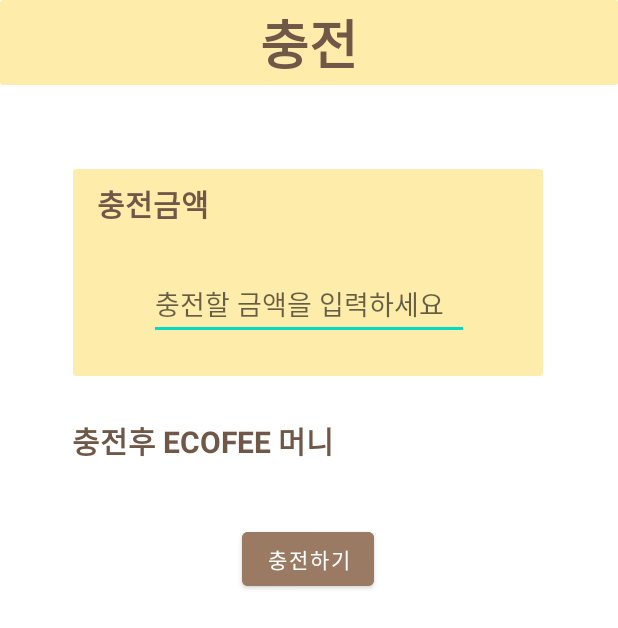
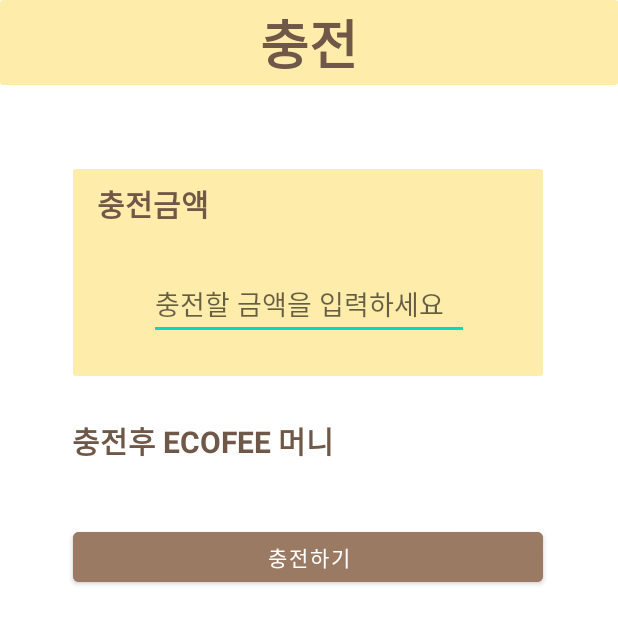
Before and after one commit to EcoffeeProject/EcoffeeApp, an Android app: the DepositActivity screen opened directly, with no data from a screen before it, on a phone screen of 412 x 824 dp. Shown: the top 628 px of the screen. Run offline under Robolectric (Android 15) with nearby library versions, the phone set to English and light mode, and no system bars; our stand-ins replace Volley; network calls fail; 1 statement that could not run was skipped.

Commit message:
deposit screen little change

```diff
--- a/app/src/main/res/layout/activity_deposit.xml
+++ b/app/src/main/res/layout/activity_deposit.xml
@@ -87,14 +87,13 @@
 
     <Button
         android:id="@+id/btn_deposit"
-        android:layout_width="wrap_content"
-        android:layout_height="wrap_content"
+        android:layout_width="313dp"
+        android:layout_height="45dp"
         android:layout_marginTop="40dp"
+        android:backgroundTint="@color/brown"
         android:text="충전하기"
-        android:backgroundTint="@color/brown"
-        app:layout_constraintEnd_toEndOf="parent"
-        app:layout_constraintHorizontal_bias="0.498"
-        app:layout_constraintStart_toStartOf="parent"
+        app:layout_constraintEnd_toEndOf="@+id/textView14"
+        app:layout_constraintStart_toStartOf="@+id/textView14"
         app:layout_constraintTop_toBottomOf="@+id/textView16" />
 
 
```
